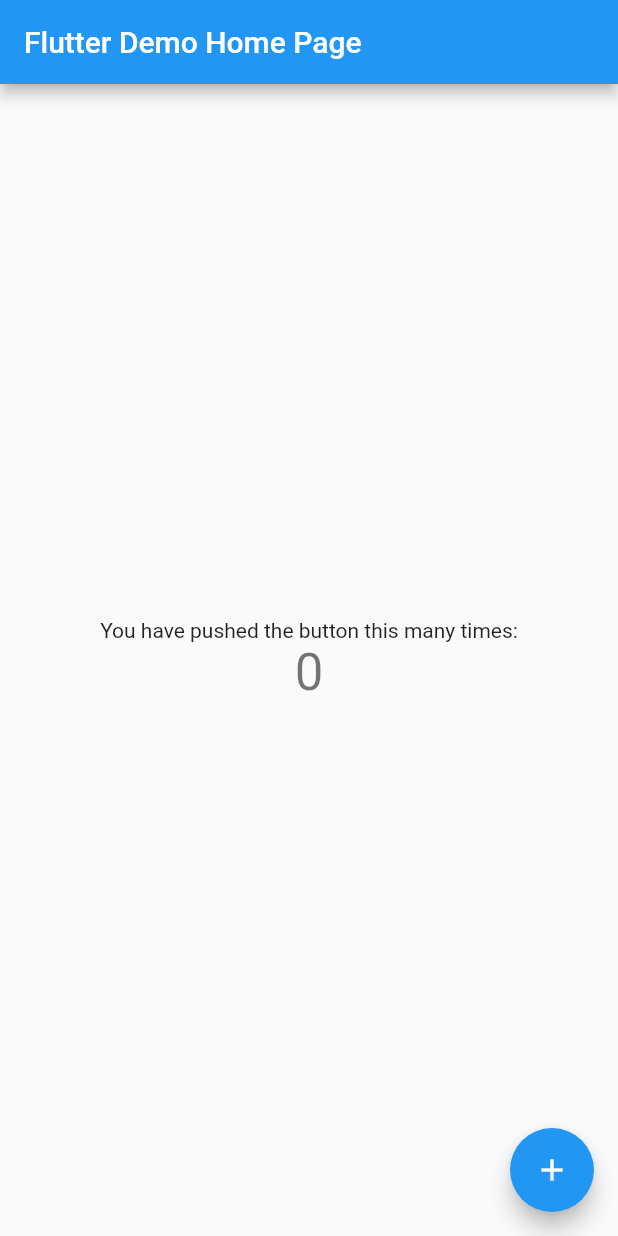
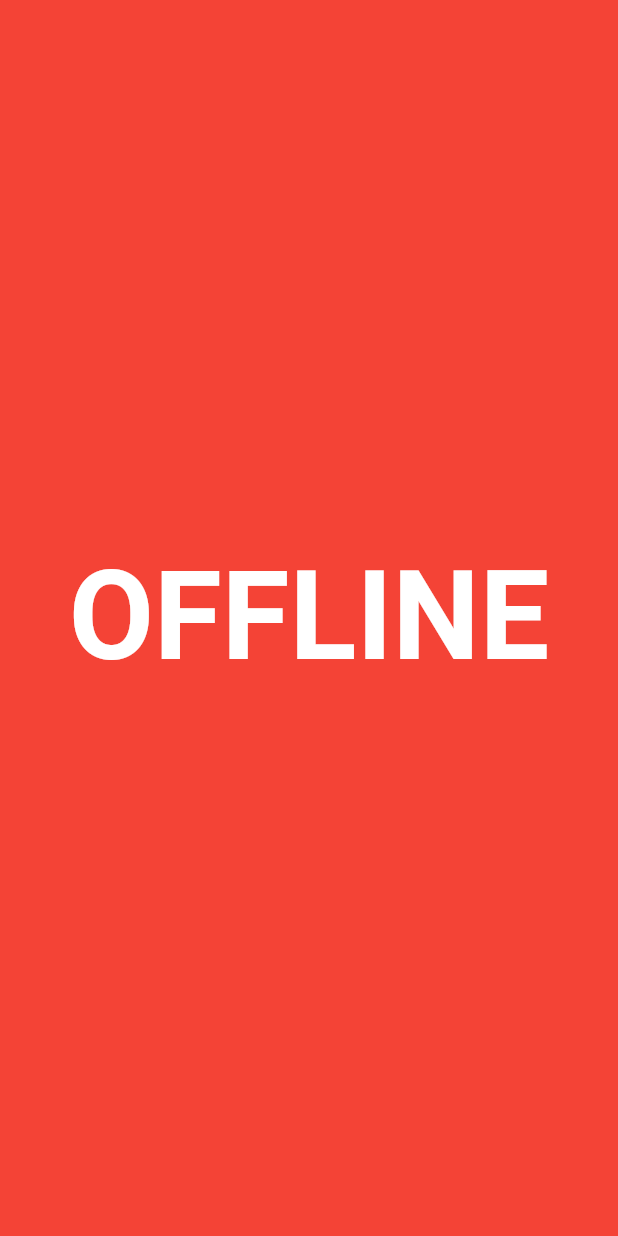
Before and after one commit to silentsonata/flutter_stream_indicator, a Flutter app: the screen it shows after launch, on a phone screen of 412 x 824 dp. Run offline on Flutter 3.47's test engine with Material 2 defaults, Android fonts, the light colour scheme and no system bars.

Commit message:
Main code

```diff
--- a/lib/main.dart
+++ b/lib/main.dart
@@ -1,115 +1,89 @@
 import 'package:flutter/material.dart';
 
-void main() {
-  runApp(const MyApp());
-}
+void main() => runApp(const MyApp());
 
 class MyApp extends StatelessWidget {
   const MyApp({Key? key}) : super(key: key);
 
-  // This widget is the root of your application.
   @override
   Widget build(BuildContext context) {
-    return MaterialApp(
-      title: 'Flutter Demo',
-      theme: ThemeData(
-        // This is the theme of your application.
-        //
-        // Try running your application with "flutter run". You'll see the
-        // application has a blue toolbar. Then, without quitting the app, try
-        // changing the primarySwatch below to Colors.green and then invoke
-        // "hot reload" (press "r" in the console where you ran "flutter run",
-        // or simply save your changes to "hot reload" in a Flutter IDE).
-        // Notice that the counter didn't reset back to zero; the application
-        // is not restarted.
-        primarySwatch: Colors.blue,
-      ),
-      home: const MyHomePage(title: 'Flutter Demo Home Page'),
+    return const MaterialApp(
+      title: "OBS Stream Indicator",
+      home: HomePage(),
     );
   }
 }
 
-class MyHomePage extends StatefulWidget {
-  const MyHomePage({Key? key, required this.title}) : super(key: key);
-
-  // This widget is the home page of your application. It is stateful, meaning
-  // that it has a State object (defined below) that contains fields that affect
-  // how it looks.
-
-  // This class is the configuration for the state. It holds the values (in this
-  // case the title) provided by the parent (in this case the App widget) and
-  // used by the build method of the State. Fields in a Widget subclass are
-  // always marked "final".
-
-  final String title;
+class HomePage extends StatefulWidget {
+  const HomePage({Key? key}) : super(key: key);
 
   @override
-  State<MyHomePage> createState() => _MyHomePageState();
+  State<StatefulWidget> createState() {
+    return _HomePageState();
+  }
 }
 
-class _MyHomePageState extends State<MyHomePage> {
-  int _counter = 0;
+class _HomePageState extends State<HomePage> {
+  // Internet Status
+  bool isConnected = true;
+  // Obs Status
+  bool isOnline = false;
+  Color _backgroundColor = Colors.red;
+  String _message = 'Offline';
 
-  void _incrementCounter() {
+  // TODO: Add firebase logic
+  void _changeStatus() {
     setState(() {
-      // This call to setState tells the Flutter framework that something has
-      // changed in this State, which causes it to rerun the build method below
-      // so that the display can reflect the updated values. If we changed
-      // _counter without calling setState(), then the build method would not be
-      // called again, and so nothing would appear to happen.
-      _counter++;
+      if (isConnected) {
+        if (isOnline) {
+          // Online
+          _backgroundColor = Colors.green;
+          _message = 'Live';
+
+          // For Testing Purposes
+          isOnline = false;
+        } else {
+          // Offline
+          _backgroundColor = Colors.red;
+          _message = 'Offline';
+
+          // For Testing Purposes
+          isOnline = true;
+        }
+      } else {
+        _backgroundColor = Colors.black;
+        _message = 'error';
+      }
     });
   }
 
   @override
-  Widget build(BuildContext context) {
-    // This method is rerun every time setState is called, for instance as done
-    // by the _incrementCounter method above.
-    //
-    // The Flutter framework has been optimized to make rerunning build methods
-    // fast, so that you can just rebuild anything that needs updating rather
-    // than having to individually change instances of widgets.
+  Widget build(Object context) {
+    double _fontSize = MediaQuery.of(super.context).size.width / 5;
+
     return Scaffold(
-      appBar: AppBar(
-        // Here we take the value from the MyHomePage object that was created by
-        // the App.build method, and use it to set our appbar title.
-        title: Text(widget.title),
+      body: Stack(
+        children: [
+          // Replace with Firebase
+          GestureDetector(
+            onTap: _changeStatus,
+            child: Container(
+              height: MediaQuery.of(super.context).size.height,
+              width: MediaQuery.of(super.context).size.width,
+              color: _backgroundColor,
+            ),
+          ),
+          Center(
+            child: Text(
+              _message.toUpperCase(),
+              style: TextStyle(
+                  color: Colors.white,
+                  fontSize: _fontSize,
+                  fontWeight: FontWeight.bold),
+            ),
+          )
+        ],
       ),
-      body: Center(
-        // Center is a layout widget. It takes a single child and positions it
-        // in the middle of the parent.
-        child: Column(
-          // Column is also a layout widget. It takes a list of children and
-          // arranges them vertically. By default, it sizes itself to fit its
-          // children horizontally, and tries to be as tall as its parent.
-          //
-          // Invoke "debug painting" (press "p" in the console, choose the
-          // "Toggle Debug Paint" action from the Flutter Inspector in Android
-          // Studio, or the "Toggle Debug Paint" command in Visual Studio Code)
-          // to see the wireframe for each widget.
-          //
-          // Column has various properties to control how it sizes itself and
-          // how it positions its children. Here we use mainAxisAlignment to
-          // center the children vertically; the main axis here is the vertical
-          // axis because Columns are vertical (the cross axis would be
-          // horizontal).
-          mainAxisAlignment: MainAxisAlignment.center,
-          children: <Widget>[
-            const Text(
-              'You have pushed the button this many times:',
-            ),
-            Text(
-              '$_counter',
-              style: Theme.of(context).textTheme.headline4,
-            ),
-          ],
-        ),
-      ),
-      floatingActionButton: FloatingActionButton(
-        onPressed: _incrementCounter,
-        tooltip: 'Increment',
-        child: const Icon(Icons.add),
-      ), // This trailing comma makes auto-formatting nicer for build methods.
     );
   }
 }
```
